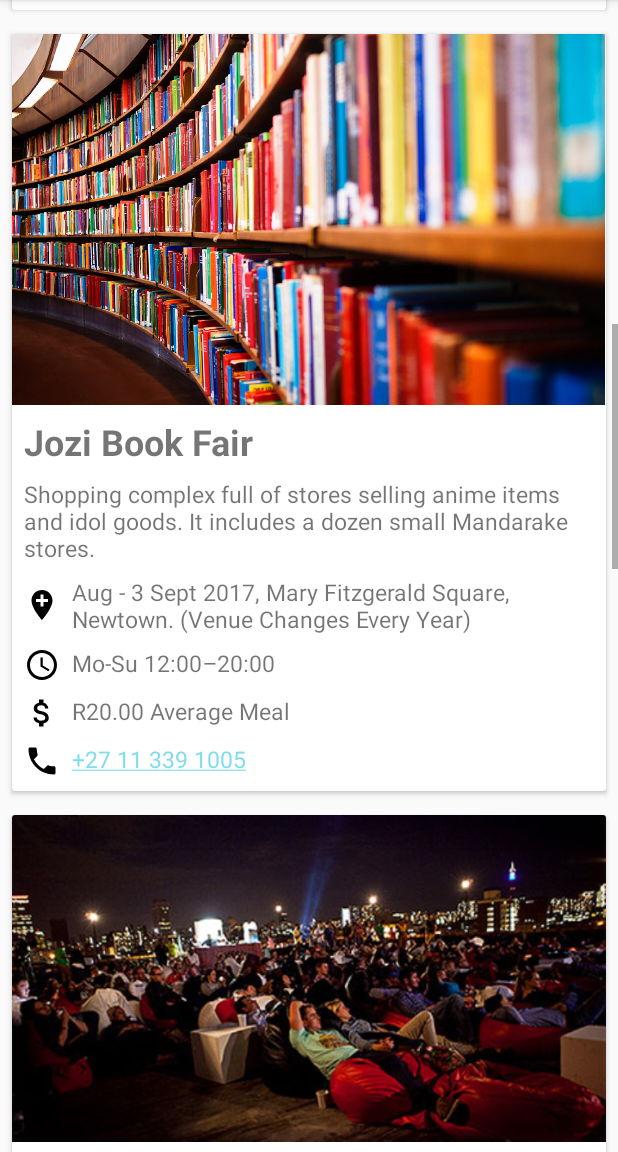
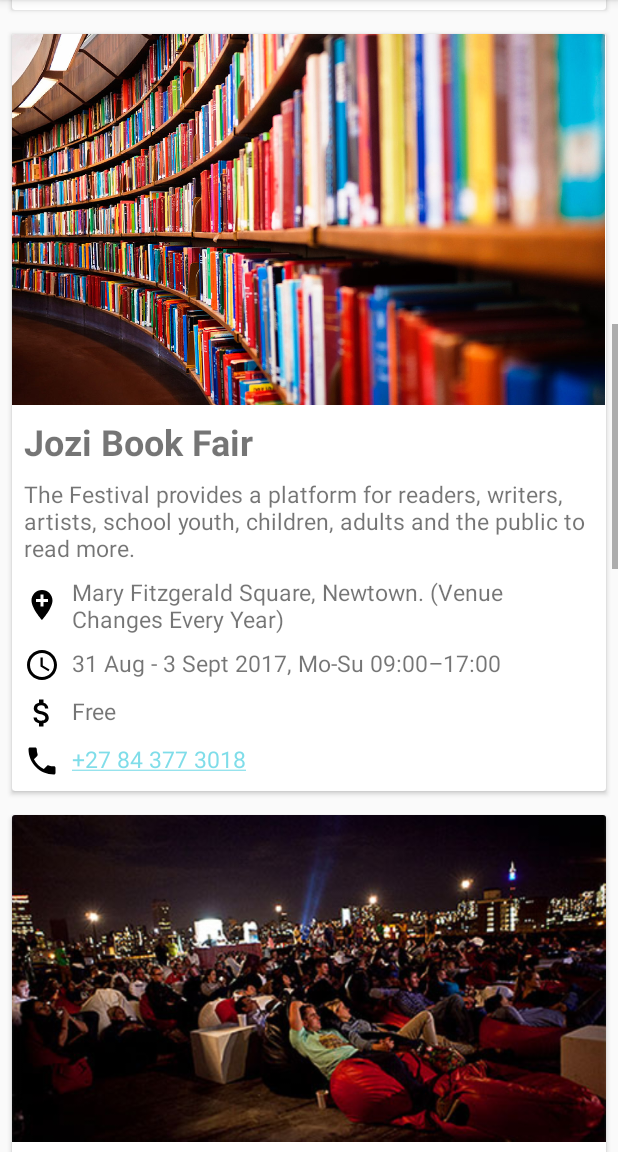
Before and after one commit to Cordlesswire/SouthernUtopiav2, an Android app: the fragment EventsFragment shown on its own in the app's theme, scrolled down 1074 dp, on a phone screen of 412 x 824 dp, the part 84-1236 px from its top. Run offline under Robolectric (Android 15) with nearby library versions, the phone set to English and light mode, and no system bars.

Commit message:
Initial Commit

```diff
--- a/app/src/main/res/values/strings.xml
+++ b/app/src/main/res/values/strings.xml
@@ -110,8 +110,8 @@
     <string name="events_backtothecity_description">Annual Freedom Day Hip Hop Festival.</string>
     <string name="events_backtothecity_address">Corner Bree and Henry Nxumalo, Newtown, 111 Ritual store</string>
     <string name="events_backtothecity_phone">+27 82 073 2109</string>
-    <string name="events_backtothecity_schedule">27 April 10:00 - 03:00 (Yearly Event)</string>
-    <string name="events_backtothecity_price">R150.00-R450.00 Per Young Adult </string>
+    <string name="events_backtothecity_schedule">27 April 10:00 -03:00 (Yearly Event)</string>
+    <string name="events_backtothecity_price"> R150.00-R450.00 Per Young Adult </string>
 
     <!-- Event 2 -->
     <string name="events_dinnerinthesky_name">Dinner in The Sky</string>
@@ -119,15 +119,15 @@
     <string name="events_dinnerinthesky_address">Val Bonne Country Estate, Modderfontein Nature Reserve, Johannesburg</string>
     <string name="events_dinnerinthesky_phone">+27 84 449 6040</string>
     <string name="events_dinnerinthesky_schedule">Saturdays </string>
-    <string name="events_dinnerinthesky_price">Lunch : R420.00 Per Person. Afternoon Snack: R295.00 Per Person (60 min. experience)</string>
+    <string name="events_dinnerinthesky_price"> Lunch: R420.00 Per Person. Afternoon Snack: R295.00 Per Person (60 min. experience)</string>
 
     <!-- Event 3 -->
     <string name="events_jozibookfair_name">Jozi Book Fair</string>
-    <string name="events_jozibookfair_description">Shopping complex full of stores selling anime items and idol goods. It includes a dozen small Mandarake stores.</string>
-    <string name="events_jozibookfair_address">Aug - 3 Sept 2017, Mary Fitzgerald Square, Newtown. (Venue Changes Every Year)</string>
-    <string name="events_jozibookfair_phone">+27 11 339 1005</string>
-    <string name="events_jozibookfair_schedule">Mo-Su 12:00–20:00</string>
-    <string name="events_jozibookfair_price">R20.00 Average Meal</string>
+    <string name="events_jozibookfair_description">The Festival provides a platform for readers, writers, artists, school youth, children, adults and the public to read more.</string>
+    <string name="events_jozibookfair_address">Mary Fitzgerald Square, Newtown. (Venue Changes Every Year)</string>
+    <string name="events_jozibookfair_phone">+27 84 377 3018</string>
+    <string name="events_jozibookfair_schedule">31 Aug - 3 Sept 2017, Mo-Su 09:00–17:00</string>
+    <string name="events_jozibookfair_price"> Free</string>
 
     <!-- Event 4 -->
     <string name="events_outdoorscreening_name">Outdoor Movie Screening</string>
```
